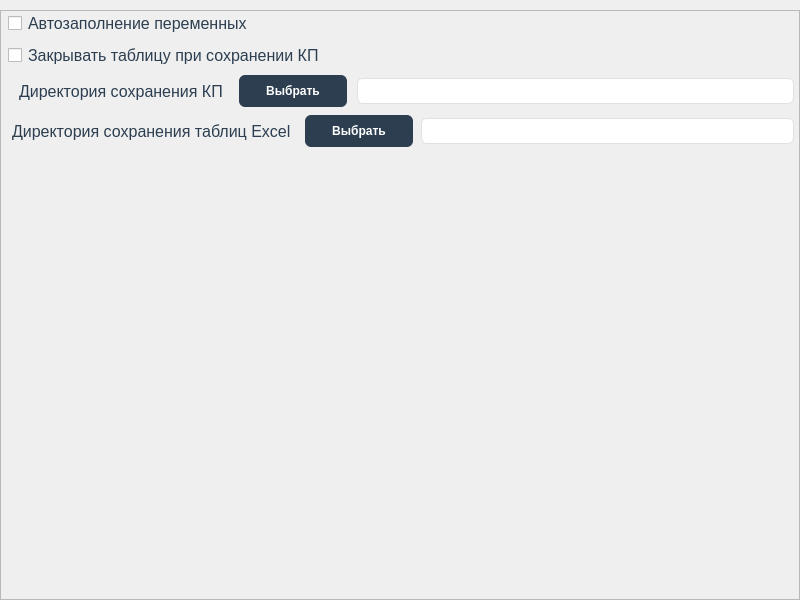
Above: ui/settingsAppGui.ui from p4st1/AppForCommercialRequests before the change. Below: the same form after it.
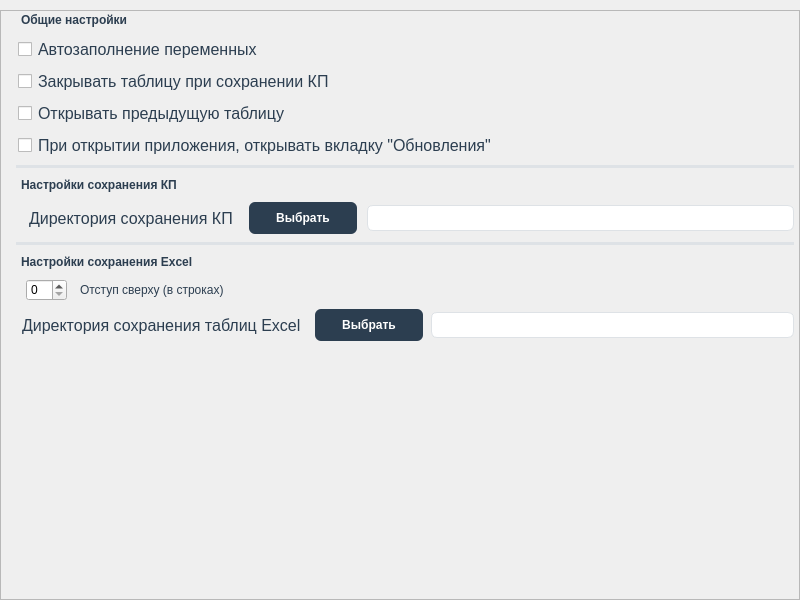
That is the form after the change. Icons and pictures are not drawn.

```diff
--- a/ui/settingsAppGui.ui
+++ b/ui/settingsAppGui.ui
@@ -521,6 +521,22 @@
           <property name="spacing">
            <number>8</number>
           </property>
+          <property name="leftMargin">
+           <number>10</number>
+          </property>
+          <item>
+           <widget class="QLabel" name="label_6">
+            <property name="font">
+             <font>
+              <pointsize>-1</pointsize>
+              <bold>true</bold>
+             </font>
+            </property>
+            <property name="text">
+             <string>Общие настройки</string>
+            </property>
+           </widget>
+          </item>
           <item>
            <widget class="QCheckBox" name="autoFillCheckBox">
             <property name="styleSheet">
@@ -550,6 +566,58 @@
             </property>
            </widget>
           </item>
+          <item>
+           <widget class="QCheckBox" name="openLastTable">
+            <property name="styleSheet">
+             <string notr="true">color: #2c3e50;
+font-size: 16px;
+padding: 2px;</string>
+            </property>
+            <property name="text">
+             <string>Открывать предыдущую таблицу</string>
+            </property>
+           </widget>
+          </item>
+          <item>
+           <widget class="QCheckBox" name="openUpdateTab">
+            <property name="styleSheet">
+             <string notr="true">color: #2c3e50;
+font-size: 16px;
+padding: 2px;</string>
+            </property>
+            <property name="text">
+             <string>При открытии приложения, открывать вкладку &quot;Обновления&quot;</string>
+            </property>
+           </widget>
+          </item>
+          <item>
+           <widget class="Line" name="line">
+            <property name="styleSheet">
+             <string notr="true">QFrame {
+    background-color: #dee2e6;
+    border: none;
+    min-height: 1px;
+    max-height: 100px;
+}</string>
+            </property>
+            <property name="orientation">
+             <enum>Qt::Orientation::Horizontal</enum>
+            </property>
+           </widget>
+          </item>
+          <item>
+           <widget class="QLabel" name="label_3">
+            <property name="font">
+             <font>
+              <pointsize>-1</pointsize>
+              <bold>true</bold>
+             </font>
+            </property>
+            <property name="text">
+             <string>Настройки сохранения КП</string>
+            </property>
+           </widget>
+          </item>
           <item>
            <layout class="QHBoxLayout" name="horizontalLayout">
             <property name="spacing">
@@ -626,6 +694,514 @@
             </item>
            </layout>
           </item>
+          <item>
+           <widget class="Line" name="line_2">
+            <property name="styleSheet">
+             <string notr="true">QFrame {
+    background-color: #dee2e6;
+    border: none;
+    min-height: 1px;
+    max-height: 100px;
+}</string>
+            </property>
+            <property name="orientation">
+             <enum>Qt::Orientation::Horizontal</enum>
+            </property>
+           </widget>
+          </item>
+          <item>
+           <widget class="QLabel" name="label_4">
+            <property name="font">
+             <font>
+              <pointsize>-1</pointsize>
+              <bold>true</bold>
+             </font>
+            </property>
+            <property name="text">
+             <string>Настройки сохранения Excel</string>
+            </property>
+           </widget>
+          </item>
+          <item>
+           <layout class="QHBoxLayout" name="horizontalLayout_3">
+            <property name="leftMargin">
+             <number>10</number>
+            </property>
+            <property name="topMargin">
+             <number>0</number>
+            </property>
+            <item>
+             <widget class="QSpinBox" name="excelIndent">
+              <property name="styleSheet">
+               <string notr="true">QQMainWindow {
+    background-color: #f5f7fa;
+	font-family: 'Inter', -apple-system, BlinkMacSystemFont, 'Segoe UI', sans-serif;
+}
+
+/* ===== ЦЕНТРАЛЬНЫЙ ВИДЖЕТ ===== */
+QWidget#centralWidget {
+    background-color: #f5f7fa;
+    padding: 15px;
+}
+
+/* ===== ТАБЛИЦА (Основной виджет) ===== */
+QTableWidget {
+    background-color: #ffffff;
+    gridline-color: #dee2e6;
+    border: 1px solid #dee2e6;
+    border-radius: 10px;
+    font-family: 'Inter';
+    font-size: 12px;
+    selection-background-color: #e3f2fd;
+    selection-color: #1565c0;
+    alternate-background-color: #f8f9fa;
+    padding: 2px;
+}
+
+/* Заголовки столбцов таблицы */
+QHeaderView::section {
+    background-color: #2c3e50;
+    color: white;
+    padding: 12px 15px;
+    border: none;
+    font-weight: 600;
+    font-size: 13px;
+    border-right: 1px solid #34495e;
+    border-bottom: 2px solid #1a252f;
+    text-align: left;
+}
+
+QHeaderView::section:first {
+    border-top-left-radius: 9px;
+    padding-left: 20px;
+}
+
+QHeaderView::section:last {
+    border-top-right-radius: 9px;
+    border-right: none;
+}
+
+/* Ячейки таблицы */
+QTableWidget::item {
+    padding: 10px 15px;
+    border-bottom: 1px solid #f1f3f5;
+}
+
+/* Чередование строк таблицы */
+QTableWidget::item:nth-child(even) {
+    background-color: #f8f9fa;
+}
+
+QTableWidget::item:nth-child(odd) {
+    background-color: #ffffff;
+}
+
+/* Выделенная строка */
+QTableWidget::item:selected {
+    background-color: #e3f2fd;
+    color: #1565c0;
+    font-weight: 500;
+    border-left: 3px solid #2196f3;
+}
+
+
+
+/* Кнопки действий */
+QPushButton#addButton {
+    background-color: #27ae60;
+}
+
+QPushButton#addButton:hover {
+    background-color: #2ecc71;
+}
+
+QPushButton#deleteButton {
+    background-color: #e74c3c;
+}
+
+QPushButton#deleteButton:hover {
+    background-color: #c0392b;
+}
+
+QPushButton#editButton {
+    background-color: #3498db;
+}
+
+QPushButton#editButton:hover {
+    background-color: #2980b9;
+}
+
+QPushButton#exportButton {
+    background-color: #9b59b6;
+}
+
+QPushButton#exportButton:hover {
+    background-color: #8e44ad;
+}
+
+/* ===== ПАНЕЛЬ ИНСТРУМЕНТОВ ===== */
+QToolBar {
+    background-color: #2c3e50;
+    border: none;
+    padding: 5px;
+    spacing: 10px;
+    border-bottom: 2px solid #1a252f;
+}
+
+QToolBar QToolButton {
+    background-color: transparent;
+    color: white;
+    padding: 8px;
+    border-radius: 4px;
+}
+
+QToolBar QToolButton:hover {
+    background-color: rgba(255, 255, 255, 0.1);
+}
+
+QToolBar QToolButton:pressed {
+    background-color: rgba(255, 255, 255, 0.2);
+}
+
+/* ===== СТАТУС БАР ===== */
+QStatusBar {
+    background-color: #2c3e50;
+    color: white;
+    font-size: 11px;
+    padding: 8px 15px;
+    border-top: 1px solid #34495e;
+}
+
+QStatusBar QLabel {
+    color: white;
+    padding: 0 10px;
+}
+
+/* ===== МЕНЮ БАР ===== */
+QMenuBar {
+    background-color: #2c3e50;
+    color: white;
+    border-bottom: 2px solid #1a252f;
+}
+
+QMenuBar::item {
+    background-color: transparent;
+    padding: 8px 15px;
+    border-radius: 4px;
+}
+
+QMenuBar::item:selected {
+    background-color: rgba(255, 255, 255, 0.1);
+}
+
+QMenuBar::item:pressed {
+    background-color: rgba(255, 255, 255, 0.2);
+}
+
+QMenu {
+    background-color: #2c3e50;
+    color: white;
+    border: 1px solid #34495e;
+    border-radius: 6px;
+    padding: 5px;
+}
+
+QMenu::item {
+    padding: 8px 30px 8px 20px;
+    border-radius: 4px;
+}
+
+QMenu::item:selected {
+    background-color: rgba(255, 255, 255, 0.1);
+}
+
+QMenu::separator {
+    height: 1px;
+    background-color: #34495e;
+    margin: 5px 10px;
+}
+
+/* ===== ПАНЕЛЬ ИНСТРУМЕНТОВ СЛЕВА/СПРАВА ===== */
+QDockWidget {
+    background-color: #ffffff;
+    border: 1px solid #dee2e6;
+    border-radius: 8px;
+    font-size: 12px;
+    titlebar-close-icon: url(close.png);
+    titlebar-normal-icon: url(float.png);
+}
+
+QDockWidget::title {
+    background-color: #2c3e50;
+    color: white;
+    padding: 10px;
+    border-top-left-radius: 7px;
+    border-top-right-radius: 7px;
+    text-align: center;
+    font-weight: 600;
+}
+
+/* ===== ГРУППОВЫЕ БОКСЫ ===== */
+QGroupBox {
+    background-color: white;
+    border: 1px solid #dee2e6;
+    border-radius: 8px;
+    margin-top: 10px;
+    padding-top: 15px;
+    font-weight: 600;
+    font-size: 13px;
+    color: #2c3e50;
+}
+
+QGroupBox::title {
+    subcontrol-origin: margin;
+    left: 15px;
+    padding: 0 10px;
+    background-color: #2c3e50;
+    color: white;
+    border-radius: 4px;
+}
+
+/* ===== МЕТКИ ===== */
+QLabel {
+    color: #2c3e50;
+    font-size: 12px;
+    padding: 2px;
+}
+
+QLabel#titleLabel {
+    font-size: 16px;
+    font-weight: 700;
+    color: #2c3e50;
+}
+
+QLabel#totalLabel {
+    font-size: 14px;
+    font-weight: 600;
+    color: #2c3e50;
+    padding: 10px;
+    background-color: #e8f5e9;
+    border-radius: 6px;
+    border: 1px solid #c8e6c9;
+}
+
+
+
+QLineEdit:focus, QComboBox:focus, QDateEdit:focus {
+    border: 1px solid #3498db;
+    background-color: #f8fdff;
+}
+
+QComboBox::drop-down {
+    border: none;
+    background-color: #2c3e50;
+    border-radius: 0 5px 5px 0;
+    width: 25px;
+}
+
+QComboBox::down-arrow {
+    image: url(down_arrow.png);
+    width: 12px;
+    height: 6px;
+}
+
+/* ===== ПОЛОСЫ ПРОКРУТКИ ===== */
+QScrollBar:vertical {
+    border: none;
+    background: #f8f9fa;
+    width: 12px;
+    border-radius: 6px;
+}
+
+QScrollBar::handle:vertical {
+    background: #b0bec5;
+    border-radius: 6px;
+    min-height: 30px;
+}
+
+QScrollBar::handle:vertical:hover {
+    background: #78909c;
+}
+
+QScrollBar::add-line:vertical, QScrollBar::sub-line:vertical {
+    height: 0px;
+}
+
+QScrollBar:horizontal {
+    border: none;
+    background: #f8f9fa;
+    height: 12px;
+    border-radius: 6px;
+}
+
+QScrollBar::handle:horizontal {
+    background: #b0bec5;
+    border-radius: 6px;
+    min-width: 30px;
+}
+
+QScrollBar::handle:horizontal:hover {
+    background: #78909c;
+}
+
+/* ===== СПИСОК (QListWidget) ===== */
+QListWidget {
+    background-color: white;
+    border: 1px solid #dee2e6;
+    border-radius: 8px;
+    font-size: 12px;
+    padding: 5px;
+}
+
+QListWidget::item {
+    padding: 8px 12px;
+    border-bottom: 1px solid #f1f3f5;
+    border-radius: 4px;
+}
+
+QListWidget::item:selected {
+    background-color: #e3f2fd;
+    color: #1565c0;
+    font-weight: 500;
+}
+
+/* ===== ДЕРЕВО (QTreeWidget) ===== */
+QTreeWidget {
+    background-color: white;
+    border: 1px solid #dee2e6;
+    border-radius: 8px;
+    font-size: 12px;
+}
+
+QTreeWidget::item {
+    padding: 8px;
+    border-bottom: 1px solid #f1f3f5;
+}
+
+QTreeWidget::item:selected {
+    background-color: #e3f2fd;
+    color: #1565c0;
+}
+
+/* ===== ВКЛАДКИ (QTabWidget) ===== */
+QTabWidget::pane {
+    border: 1px solid #dee2e6;
+    border-radius: 8px;
+    background-color: white;
+    margin-top: 5px;
+}
+
+QTabBar::tab {
+    background-color: #f8f9fa;
+    color: #2c3e50;
+    padding: 10px 20px;
+    margin-right: 2px;
+    border-top-left-radius: 6px;
+    border-top-right-radius: 6px;
+    font-weight: 600;
+}
+
+QTabBar::tab:selected {
+    background-color: #2c3e50;
+    color: white;
+}
+
+QTabBar::tab:hover:!selected {
+    background-color: #e9ecef;
+}
+
+/* ===== ПАНЕЛЬ ФИЛЬТРОВ ===== */
+QWidget#filterPanel {
+    background-color: white;
+    border: 1px solid #dee2e6;
+    border-radius: 8px;
+    padding: 15px;
+}
+
+/* ===== СТАТУСНЫЕ ИКОНКИ ===== */
+QLabel[status=&quot;success&quot;] {
+    color: #27ae60;
+    font-weight: 600;
+}
+
+QLabel[status=&quot;warning&quot;] {
+    color: #f39c12;
+    font-weight: 600;
+}
+
+QLabel[status=&quot;error&quot;] {
+    color: #e74c3c;
+    font-weight: 600;
+}
+
+/* ===== ФИНАНСОВЫЕ СТИЛИ (для таблицы) ===== */
+QTableWidget::item[positive=&quot;true&quot;] {
+    color: #27ae60;
+    background-color: rgba(39, 174, 96, 0.1);
+    font-weight: 600;
+}
+
+QTableWidget::item[negative=&quot;true&quot;] {
+    color: #e74c3c;
+    background-color: rgba(231, 76, 60, 0.1);
+    font-weight: 600;
+}
+
+QTableWidget::item[zero=&quot;true&quot;] {
+    color: #7f8c8d;
+    font-style: italic;
+}
+
+/* ===== ИКОНКИ ===== */
+QToolButton[iconOnly=&quot;true&quot;] {
+    border: none;
+    background-color: transparent;
+    padding: 5px;
+    border-radius: 4px;
+}
+
+QToolButton[iconOnly=&quot;true&quot;]:hover {
+    background-color: rgba(44, 62, 80, 0.1);
+}
+
+
+/* ===== ДИАЛОГОВЫЕ ОКНА ===== */
+QDialog {
+    background-color: #f5f7fa;
+}
+
+QDialog QLabel {
+    color: #2c3e50;
+}
+
+QDialog QPushButton {
+    min-width: 80px;
+}</string>
+              </property>
+             </widget>
+            </item>
+            <item>
+             <widget class="QLabel" name="label_5">
+              <property name="text">
+               <string>Отступ сверху (в строках)</string>
+              </property>
+             </widget>
+            </item>
+            <item>
+             <spacer name="horizontalSpacer">
+              <property name="orientation">
+               <enum>Qt::Orientation::Horizontal</enum>
+              </property>
+              <property name="sizeHint" stdset="0">
+               <size>
+                <width>40</width>
+                <height>20</height>
+               </size>
+              </property>
+             </spacer>
+            </item>
+           </layout>
+          </item>
           <item>
            <layout class="QHBoxLayout" name="horizontalLayout_2">
             <property name="topMargin">
```
